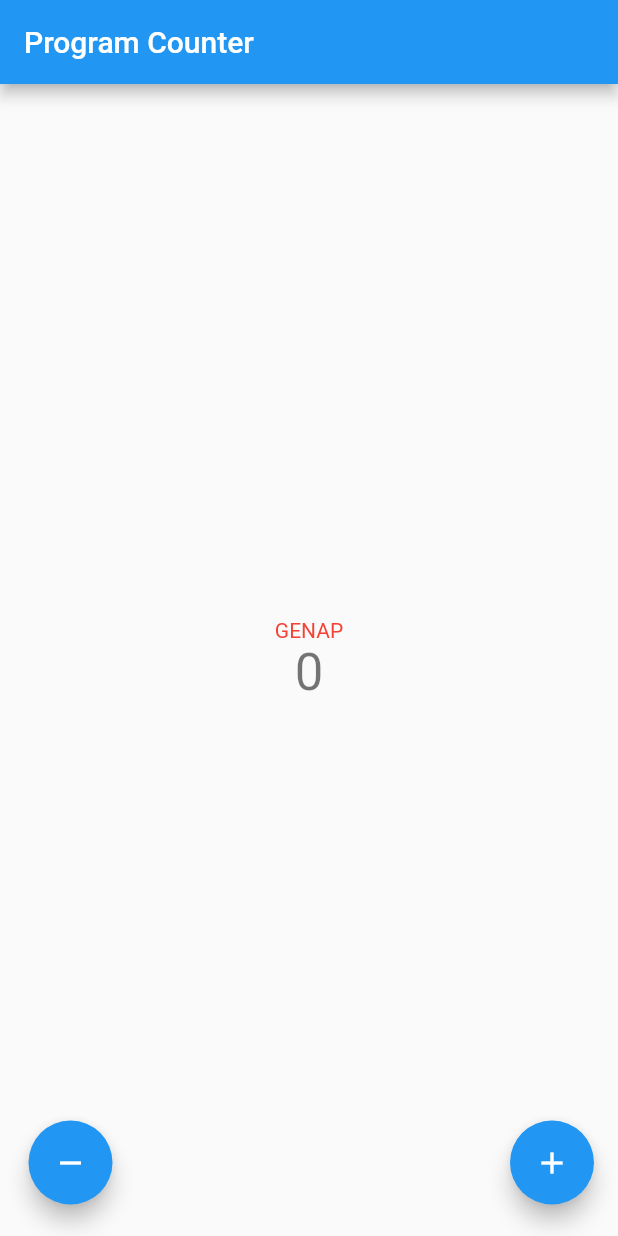
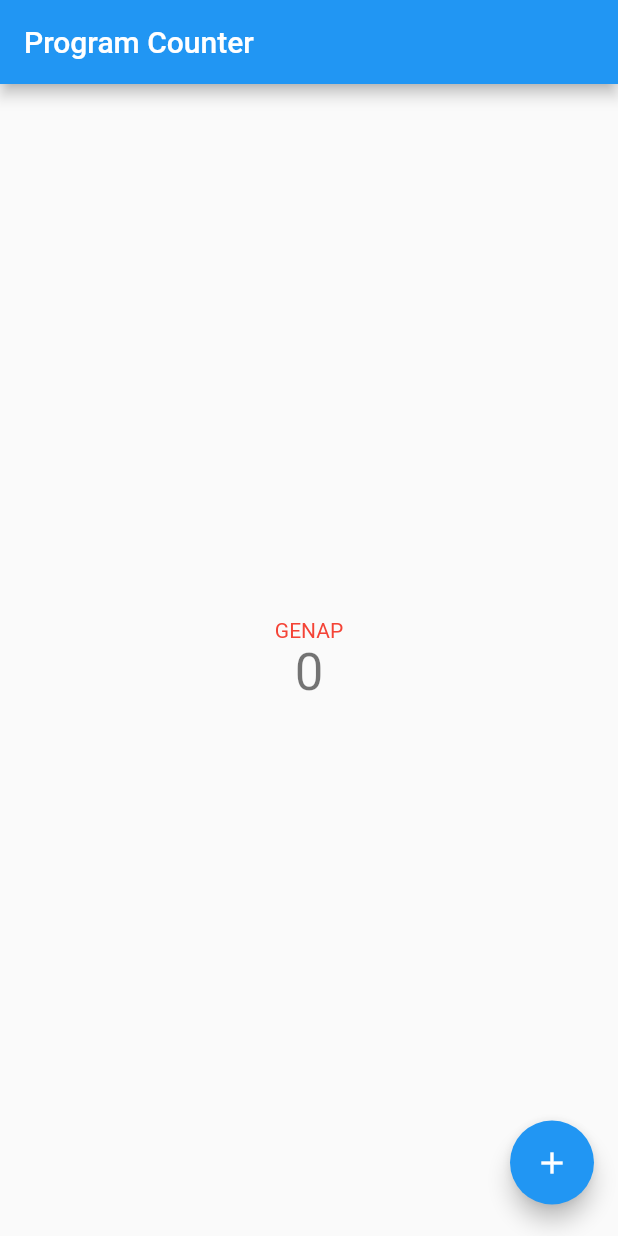
Before and after one commit to eugeniusms/pbp-flutter-lab, a Flutter app: the screen it shows after launch, on a phone screen of 412 x 824 dp. Run offline on Flutter 3.47's test engine with Material 2 defaults, Android fonts, the phone set to English and light mode, and no system bars.

Commit message:
🔨 Bonus : Hide Tombol (-) If Counter <= 0

```diff
--- a/lib/main.dart
+++ b/lib/main.dart
@@ -63,16 +63,16 @@ class _MyHomePageState extends State<MyHomePage> {
 
           children: <Widget>[
             // menampilkan ganjil vs genap sesuai kondisi
-            _counter % 2 == 0 ?
+            _counter % 2 == 0
                   // saat habis dibagi 0
-                  const Text(
+                  ? const Text(
                       "GENAP",
                       style: TextStyle(
                         color: Colors.red,
                       ),
-                  ) :
+                    )
                   // saat tidak habis dibagi 0
-                  const Text(
+                  : const Text(
                       "GANJIL",
                       style: TextStyle(
                         color: Colors.blue,
@@ -96,11 +96,13 @@ class _MyHomePageState extends State<MyHomePage> {
             mainAxisAlignment: MainAxisAlignment.spaceBetween,
             children: [
               // decrement button
-              FloatingActionButton(
+              _counter > 0
+                ? FloatingActionButton(
                   onPressed: _decrementCounter,
                   tooltip: 'Decrement',
                   child: const Icon(Icons.remove),
-              ),
+                )
+                : const SizedBox(), // jika _counter <= 0 maka tidak menampilkan tombol decrement
               // increment button
               FloatingActionButton(
                 onPressed: _incrementCounter,
```
Lines whose indentation alone changed are shown as unchanged.
